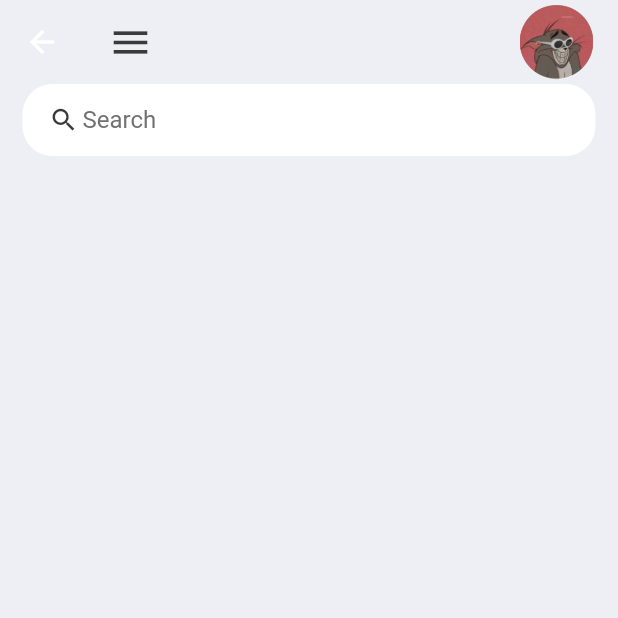
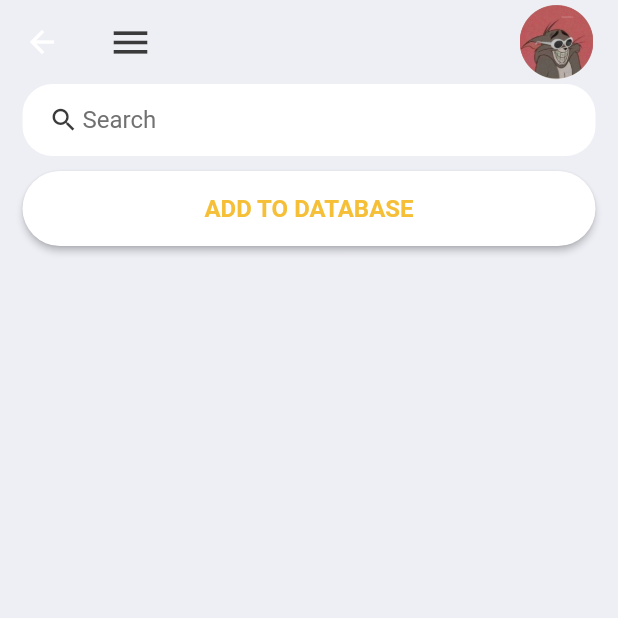
Before and after one commit to Ashen2-1/APP, a Flutter app: the HomeScreen screen opened directly, on a phone screen of 412 x 824 dp, the top half of it. Run offline on Flutter 3.47's test engine with Material 2 defaults, Android fonts, the light colour scheme and no system bars; our stand-ins replace cloud_firestore, firebase_auth, firebase_core, firebase_messaging, flutter_local_notifications, google_sign_in; missing offline and left inert: flutter_logs; accounts and stored records are empty.

Commit message:
Downgrade flutter_local_notifications to 9.9.1, add database access

```diff
--- a/flutter_app_1/team_up/lib/screens/home_screen.dart
+++ b/flutter_app_1/team_up/lib/screens/home_screen.dart
@@ -36,7 +36,7 @@ class HomeScreen extends StatelessWidget {
                 ),
               ),
             ),
-            // addToDatabaseButton(context),
+            addToDatabaseButton(context),
           ],
         ),
       ),
--- a/flutter_app_1/team_up/lib/widgets/widgets.dart
+++ b/flutter_app_1/team_up/lib/widgets/widgets.dart
@@ -1,33 +1,33 @@
 import 'package:flutter/material.dart';
 import 'package:team_up/services/database_access.dart';
 
-// Container addToDatabaseButton(BuildContext context) {
-//   return Container(
-//     width: MediaQuery.of(context).size.width,
-//     height: 50,
-//     margin: const EdgeInsets.fromLTRB(0, 10, 0, 20),
-//     decoration: BoxDecoration(borderRadius: BorderRadius.circular(90)),
-//     child: ElevatedButton(
-//       onPressed: () {
-//         DatabaseAccess.getInstance().addToDatabase("tasks", "Assemble DT",
-//             const {"time": 20, "due date": "May 23, 2023"});
-//       },
-//       style: ButtonStyle(
-//           backgroundColor: MaterialStateProperty.resolveWith((states) {
-//             if (states.contains(MaterialState.pressed)) {
-//               return Colors.black26;
-//             }
-//             return Colors.white;
-//           }),
-//           shape: MaterialStateProperty.all<RoundedRectangleBorder>(
-//               RoundedRectangleBorder(borderRadius: BorderRadius.circular(30)))),
-//       child: const Text(
-//         "ADD TO DATABASE",
-//         style: TextStyle(
-//             color: Color.fromARGB(221, 243, 181, 24),
-//             fontWeight: FontWeight.bold,
-//             fontSize: 16),
-//       ),
-//     ),
-//   );
-// }
+Container addToDatabaseButton(BuildContext context) {
+  return Container(
+    width: MediaQuery.of(context).size.width,
+    height: 50,
+    margin: const EdgeInsets.fromLTRB(0, 10, 0, 20),
+    decoration: BoxDecoration(borderRadius: BorderRadius.circular(90)),
+    child: ElevatedButton(
+      onPressed: () {
+        DatabaseAccess.getInstance().addToDatabase("tasks", "Assemble DT",
+            const {"time": 20, "due date": "May 23, 2023"});
+      },
+      style: ButtonStyle(
+          backgroundColor: MaterialStateProperty.resolveWith((states) {
+            if (states.contains(MaterialState.pressed)) {
+              return Colors.black26;
+            }
+            return Colors.white;
+          }),
+          shape: MaterialStateProperty.all<RoundedRectangleBorder>(
+              RoundedRectangleBorder(borderRadius: BorderRadius.circular(30)))),
+      child: const Text(
+        "ADD TO DATABASE",
+        style: TextStyle(
+            color: Color.fromARGB(221, 243, 181, 24),
+            fontWeight: FontWeight.bold,
+            fontSize: 16),
+      ),
+    ),
+  );
+}
--- a/flutter_app_1/team_up/pubspec.yaml
+++ b/flutter_app_1/team_up/pubspec.yaml
@@ -40,10 +40,10 @@ dependencies:
   firebase_auth: ^4.4.2
   firebase_messaging: ^14.0.5
 
-  flutter_local_notifications: ^14.0.0+2
+  flutter_local_notifications: ^9.9.1
   android_intent_plus: ^4.0.0
   flutter_logs: ^2.1.10
-  #cloud_firestore: ^4.7.0
+  cloud_firestore: ^4.7.0
   #ringtone_manager: ^0.2.3
 
 dev_dependencies:
```
Also changed, not shown: flutter_app_1/team_up/lib/services/database_access.dart (+20 -20 lines), flutter_app_1/team_up/pubspec.lock, 2 other files.
